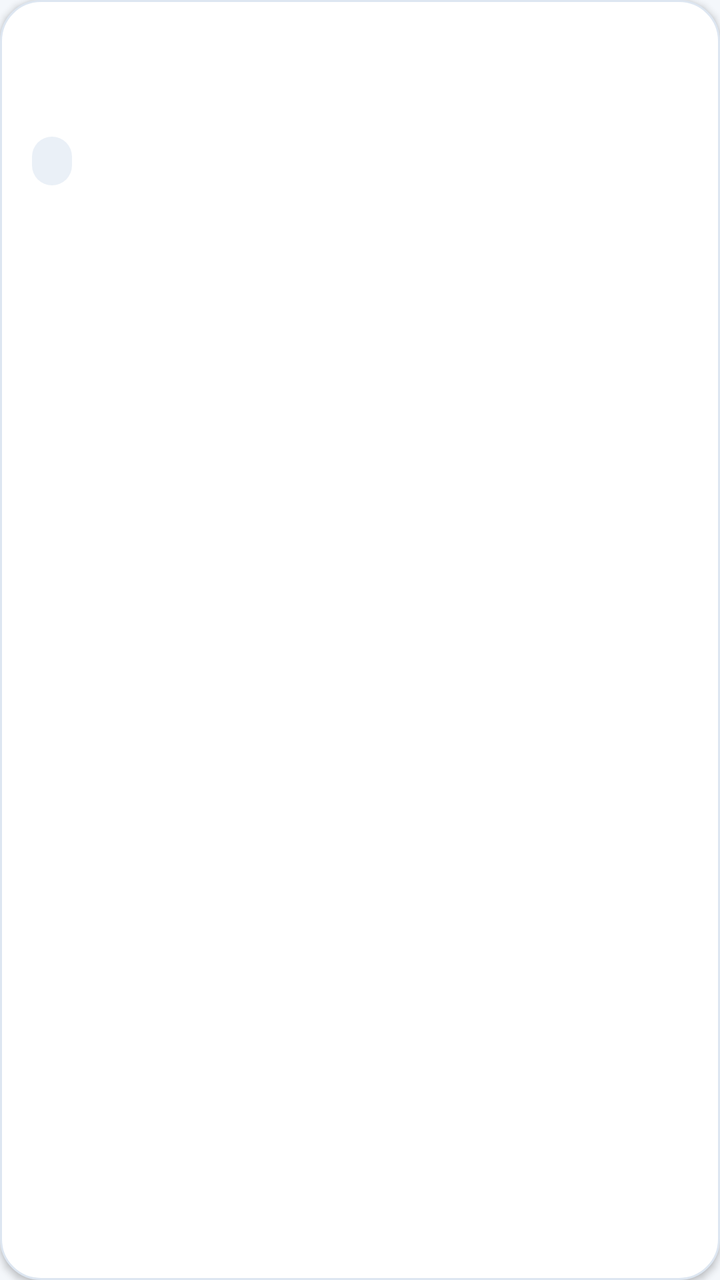
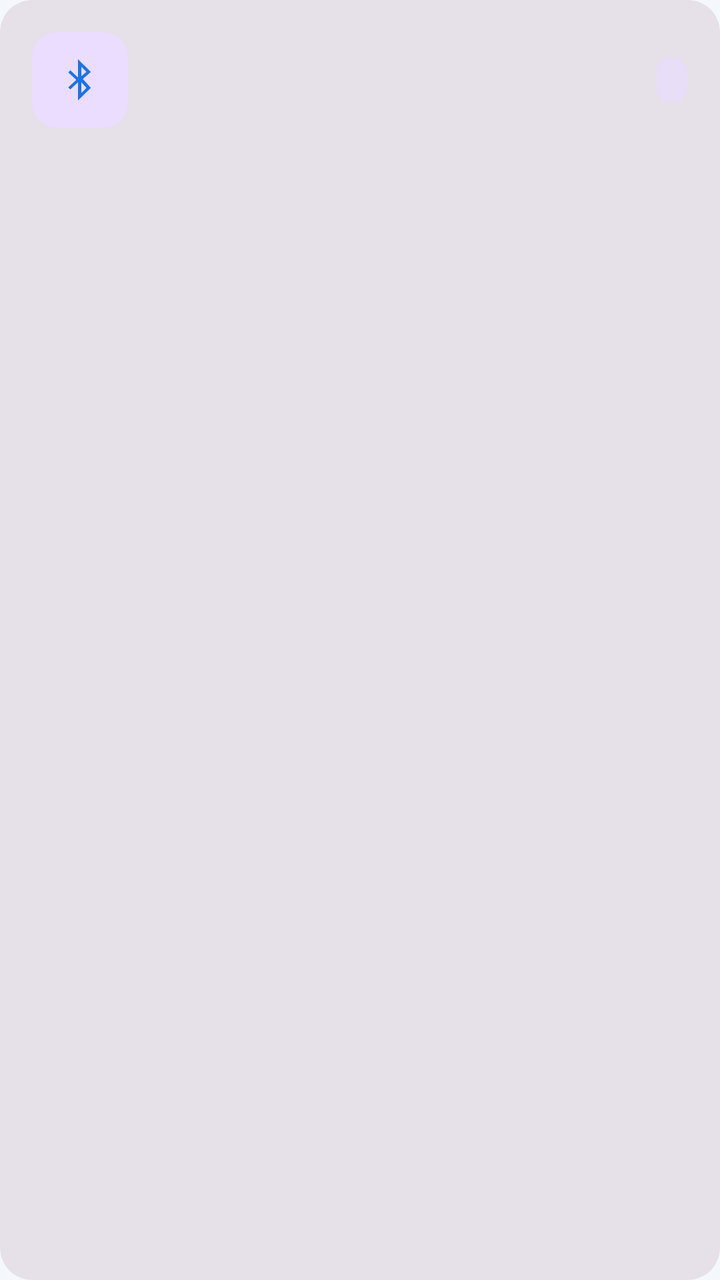

Two renders of the same Android screen: before a commit and after it. Below are the layout's source before the change and the commit's diff.
<!-- AndroidManifest.xml: application theme Theme.Corelink -->
<!-- res/layout/item_device.xml -->
<?xml version="1.0" encoding="utf-8"?>
<LinearLayout
    xmlns:android="http://schemas.android.com/apk/res/android"
    android:layout_width="match_parent"
    android:layout_height="wrap_content"
    android:layout_marginBottom="10dp"
    android:background="@drawable/input_bg"
    android:elevation="2dp"
    android:orientation="vertical"
    android:padding="16dp">

    <TextView
        android:id="@+id/deviceName"
        android:layout_width="wrap_content"
        android:layout_height="wrap_content"
        android:fontFamily="monospace"
        android:textColor="@color/textPrimary"
        android:textSize="17sp"
        android:textStyle="bold" />

    <TextView
        android:id="@+id/deviceAddress"
        android:layout_width="wrap_content"
        android:layout_height="wrap_content"
        android:layout_marginTop="4dp"
        android:textColor="@color/textSecondary"
        android:textSize="13sp" />

    <TextView
        android:id="@+id/deviceState"
        android:layout_width="wrap_content"
        android:layout_height="wrap_content"
        android:layout_marginTop="8dp"
        android:background="@drawable/icon_btn_bg"
        android:fontFamily="monospace"
        android:paddingStart="10dp"
        android:paddingTop="4dp"
        android:paddingEnd="10dp"
        android:paddingBottom="4dp"
        android:textColor="@color/textPrimary"
        android:textSize="12sp" />
</LinearLayout>
<!-- resources referenced by this layout -->
<resources>
  <color name="textPrimary">#FF152033</color>
  <color name="textSecondary">#FF5F6B7A</color>
  <!-- drawable icon_btn_bg (drawable) -->
  <shape xmlns:android="http://schemas.android.com/apk/res/android">
      <solid android:color="@color/surfaceMuted" />
      <corners android:radius="16dp" />
  </shape>
  <!-- drawable input_bg (drawable) -->
  <shape xmlns:android="http://schemas.android.com/apk/res/android">
      <solid android:color="@color/surfaceElevated" />
      <stroke
          android:width="1dp"
          android:color="@color/borderSoft" />
      <corners android:radius="20dp" />
  </shape>
  <style name="Theme.Corelink" parent="Theme.MaterialComponents.DayNight.NoActionBar">
          <item name="colorPrimary">@color/accent</item>
          <item name="colorPrimaryVariant">@color/accentDark</item>
          <item name="colorSecondary">@color/accent</item>
          <item name="colorSurface">@color/surfaceElevated</item>
          <item name="android:windowBackground">@color/surface</item>
          <item name="android:statusBarColor">@color/surfaceElevated</item>
          <item name="android:navigationBarColor">@color/surfaceElevated</item>
      </style>
  <color name="surfaceMuted">#FFEAF0F7</color>
  <color name="surfaceElevated">#FFFFFFFF</color>
  <color name="borderSoft">#FFDDE6F1</color>
  <color name="accent">#1A73E8</color>
  <color name="accentDark">#1558B0</color>
  <color name="surface">#FFF4F7FB</color>
</resources>

<!-- the commit's change to res/layout/item_device.xml (unified diff, before → after) -->
@@ -1,42 +1,86 @@
 <?xml version="1.0" encoding="utf-8"?>
-<LinearLayout
+<com.google.android.material.card.MaterialCardView
     xmlns:android="http://schemas.android.com/apk/res/android"
+    xmlns:app="http://schemas.android.com/apk/res-auto"
+    style="?attr/materialCardViewFilledStyle"
     android:layout_width="match_parent"
     android:layout_height="wrap_content"
     android:layout_marginBottom="10dp"
-    android:background="@drawable/input_bg"
-    android:elevation="2dp"
-    android:orientation="vertical"
-    android:padding="16dp">
+    app:cardCornerRadius="16dp"
+    android:clickable="true"
+    android:focusable="true">
 
-    <TextView
-        android:id="@+id/deviceName"
-        android:layout_width="wrap_content"
+    <LinearLayout
+        android:layout_width="match_parent"
         android:layout_height="wrap_content"
-        android:fontFamily="monospace"
-        android:textColor="@color/textPrimary"
-        android:textSize="17sp"
-        android:textStyle="bold" />
+        android:gravity="center_vertical"
+        android:orientation="horizontal"
+        android:padding="16dp">
 
-    <TextView
-        android:id="@+id/deviceAddress"
-        android:layout_width="wrap_content"
-        android:layout_height="wrap_content"
-        android:layout_marginTop="4dp"
-        android:textColor="@color/textSecondary"
-        android:textSize="13sp" />
+        <com.google.android.material.card.MaterialCardView
+            style="?attr/materialCardViewFilledStyle"
+            app:cardBackgroundColor="?attr/colorPrimaryContainer"
+            app:cardCornerRadius="12dp"
+            android:layout_width="48dp"
+            android:layout_height="48dp"
+            app:strokeWidth="0dp">
 
-    <TextView
-        android:id="@+id/deviceState"
-        android:layout_width="wrap_content"
-        android:layout_height="wrap_content"
-        android:layout_marginTop="8dp"
-        android:background="@drawable/icon_btn_bg"
-        android:fontFamily="monospace"
-        android:paddingStart="10dp"
-        android:paddingTop="4dp"
-        android:paddingEnd="10dp"
-        android:paddingBottom="4dp"
-        android:textColor="@color/textPrimary"
-        android:textSize="12sp" />
-</LinearLayout>
+            <ImageView
+                android:layout_width="24dp"
+                android:layout_height="24dp"
+                android:layout_gravity="center"
+                android:src="@android:drawable/stat_sys_data_bluetooth"
+                app:tint="?attr/colorPrimary" />
+        </com.google.android.material.card.MaterialCardView>
+
+        <LinearLayout
+            android:layout_width="0dp"
+            android:layout_height="wrap_content"
+            android:layout_weight="1"
+            android:layout_marginStart="16dp"
+            android:orientation="vertical">
+
+            <TextView
+                android:id="@+id/deviceName"
+                android:layout_width="wrap_content"
+                android:layout_height="wrap_content"
+                android:textColor="?attr/colorOnSurface"
+                android:textSize="16sp"
+                android:textStyle="bold" />
+
+            <TextView
+                android:id="@+id/deviceAddress"
+                android:layout_width="wrap_content"
+                android:layout_height="wrap_content"
+                android:layout_marginTop="2dp"
+                android:textColor="?attr/colorOnSurfaceVariant"
+                android:textSize="12sp" />
+        </LinearLayout>
+
+        <com.google.android.material.button.MaterialButton
+            android:id="@+id/pairDeviceBtn"
+            android:layout_width="wrap_content"
+            android:layout_height="wrap_content"
+            android:layout_marginStart="8dp"
+            android:text="Pair"
+            android:textSize="12sp"
+            app:cornerRadius="10dp"
+            android:visibility="gone" />
+
+        <TextView
+            android:id="@+id/deviceState"
+            android:layout_width="wrap_content"
+            android:layout_height="wrap_content"
+            android:layout_marginStart="8dp"
+            android:background="@drawable/status_badge_bg"
+            android:backgroundTint="?attr/colorSecondaryContainer"
+            android:textColor="?attr/colorOnSecondaryContainer"
+            android:paddingStart="8dp"
+            android:paddingTop="4dp"
+            android:paddingEnd="8dp"
+            android:paddingBottom="4dp"
+            android:textSize="11sp"
+            android:textStyle="bold" />
+
+    </LinearLayout>
+</com.google.android.material.card.MaterialCardView>
<!-- resource entries referenced after the edit -->
@@ -1,34 +1,26 @@
 <!-- resources referenced by this layout -->
 <resources>
+  <!-- drawable status_badge_bg (drawable) -->
+  <?xml version="1.0" encoding="utf-8"?>
+  <shape xmlns:android="http://schemas.android.com/apk/res/android">
+      <solid android:color="@color/surfaceMuted" />
+      <corners android:radius="12dp" />
+  </shape>
   <color name="textPrimary">#FF152033</color>
   <color name="textSecondary">#FF5F6B7A</color>
-  <!-- drawable icon_btn_bg (drawable) -->
-  <shape xmlns:android="http://schemas.android.com/apk/res/android">
-      <solid android:color="@color/surfaceMuted" />
-      <corners android:radius="16dp" />
-  </shape>
-  <!-- drawable input_bg (drawable) -->
-  <shape xmlns:android="http://schemas.android.com/apk/res/android">
-      <solid android:color="@color/surfaceElevated" />
-      <stroke
-          android:width="1dp"
-          android:color="@color/borderSoft" />
-      <corners android:radius="20dp" />
-  </shape>
-  <style name="Theme.Corelink" parent="Theme.MaterialComponents.DayNight.NoActionBar">
+  <style name="Theme.Corelink" parent="Theme.Material3.DayNight.NoActionBar">
           <item name="colorPrimary">@color/accent</item>
-          <item name="colorPrimaryVariant">@color/accentDark</item>
           <item name="colorSecondary">@color/accent</item>
-          <item name="colorSurface">@color/surfaceElevated</item>
+          <item name="colorSurface">@color/surface</item>
+          <item name="colorSurfaceVariant">@color/surfaceMuted</item>
+          <item name="colorOnSurface">@color/textPrimary</item>
+          <item name="colorOnSurfaceVariant">@color/textSecondary</item>
           <item name="android:windowBackground">@color/surface</item>
-          <item name="android:statusBarColor">@color/surfaceElevated</item>
-          <item name="android:navigationBarColor">@color/surfaceElevated</item>
+          <item name="android:statusBarColor">?attr/colorSurface</item>
+          <item name="android:navigationBarColor">?attr/colorSurface</item>
       </style>
   <color name="surfaceMuted">#FFEAF0F7</color>
-  <color name="surfaceElevated">#FFFFFFFF</color>
-  <color name="borderSoft">#FFDDE6F1</color>
   <color name="accent">#1A73E8</color>
-  <color name="accentDark">#1558B0</color>
   <color name="surface">#FFF4F7FB</color>
 </resources>
 
